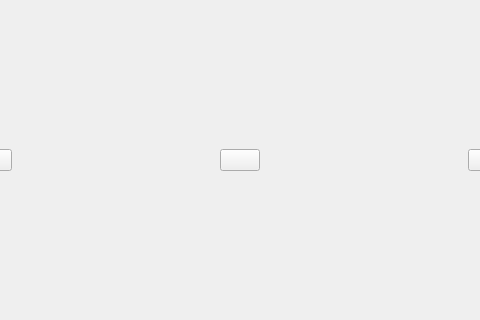
First picture: the form in app/desktop/GauntletAggregator/mainwindow.ui, repository suneids/Gauntlet, before the edit; both pictures show x 160 to 640 and y 140 to 460 of the 800 by 600 pixel window.
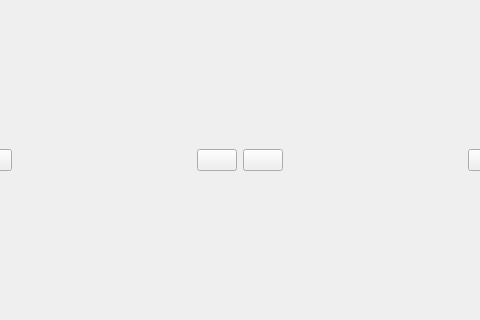
Second picture: the form after the edit.

What changed in the file:
```diff
--- a/app/desktop/GauntletAggregator/mainwindow.ui
+++ b/app/desktop/GauntletAggregator/mainwindow.ui
@@ -68,6 +68,13 @@
       </property>
      </widget>
     </item>
+    <item>
+     <widget class="QPushButton" name="btn_planner">
+      <property name="text">
+       <string/>
+      </property>
+     </widget>
+    </item>
     <item>
      <spacer name="horizontalSpacer">
       <property name="orientation">
```
